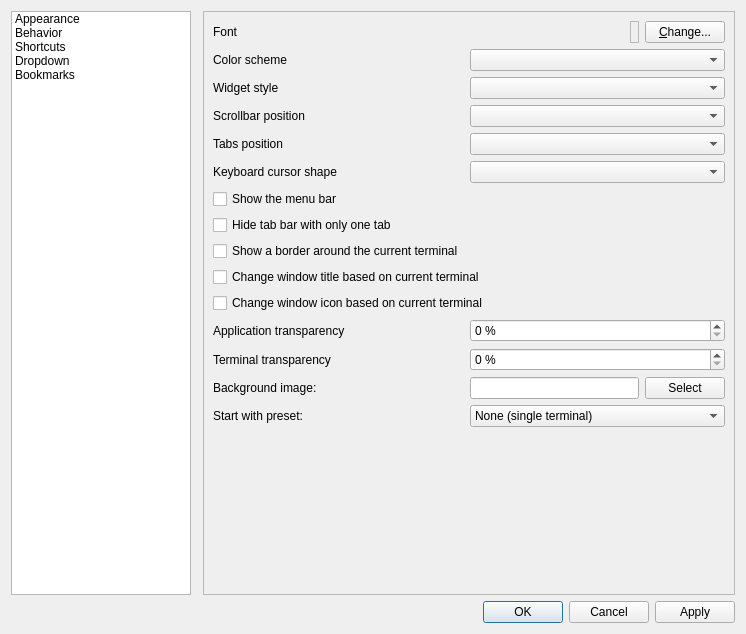
This is src/forms/propertiesdialog.ui in lxqt/qterminal as Qt 5 draws it before an edit. The edited form follows.
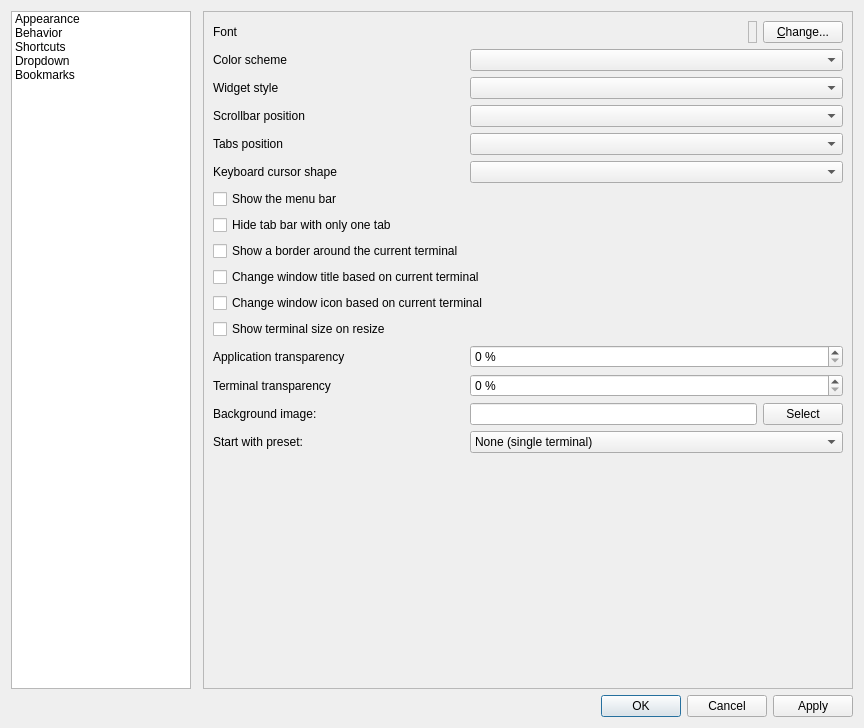
This is the edited form.

Commit message: new config: show terminal size on resize

The edit to the form file:
```diff
--- a/src/forms/propertiesdialog.ui
+++ b/src/forms/propertiesdialog.ui
@@ -6,8 +6,8 @@
    <rect>
     <x>0</x>
     <y>0</y>
-    <width>746</width>
-    <height>634</height>
+    <width>864</width>
+    <height>728</height>
    </rect>
   </property>
   <property name="windowTitle">
@@ -114,7 +114,7 @@
          </property>
         </widget>
        </item>
-       <item row="16" column="0">
+       <item row="17" column="0">
         <widget class="QLabel" name="label_9">
          <property name="text">
           <string>Start with preset:</string>
@@ -137,7 +137,7 @@
          </property>
         </widget>
        </item>
-       <item row="13" column="0">
+       <item row="14" column="0">
         <widget class="QLabel" name="label">
          <property name="text">
           <string>Terminal transparency</string>
@@ -147,7 +147,7 @@
          </property>
         </widget>
        </item>
-       <item row="12" column="0">
+       <item row="13" column="0">
         <widget class="QLabel" name="label_4">
          <property name="text">
           <string>Application transparency</string>
@@ -157,7 +157,7 @@
          </property>
         </widget>
        </item>
-       <item row="16" column="1">
+       <item row="17" column="1">
         <widget class="QComboBox" name="terminalPresetComboBox">
          <item>
           <property name="text">
@@ -181,7 +181,7 @@
          </item>
         </widget>
        </item>
-       <item row="12" column="1">
+       <item row="13" column="1">
         <widget class="QSpinBox" name="appTransparencyBox">
          <property name="suffix">
           <string> %</string>
@@ -274,7 +274,7 @@
        <item row="6" column="1">
         <widget class="QComboBox" name="keybCursorShape_comboBox"/>
        </item>
-       <item row="13" column="1">
+       <item row="14" column="1">
         <widget class="QSpinBox" name="termTransparencyBox">
          <property name="suffix">
           <string> %</string>
@@ -300,7 +300,7 @@
          </property>
         </widget>
        </item>
-       <item row="17" column="0" colspan="2">
+       <item row="18" column="0" colspan="2">
         <spacer name="verticalSpacer_3">
          <property name="orientation">
           <enum>Qt::Vertical</enum>
@@ -344,14 +344,14 @@
          </property>
         </widget>
        </item>
-       <item row="15" column="0">
+       <item row="16" column="0">
         <widget class="QLabel" name="label_13">
          <property name="text">
           <string>Background image:</string>
          </property>
         </widget>
        </item>
-       <item row="15" column="1">
+       <item row="16" column="1">
         <layout class="QHBoxLayout" name="horizontalLayout_3">
          <item>
           <widget class="QLineEdit" name="backgroundImageLineEdit"/>
@@ -365,6 +365,13 @@
          </item>
         </layout>
        </item>
+       <item row="12" column="0">
+        <widget class="QCheckBox" name="showTerminalSizeHintCheckBox">
+         <property name="text">
+          <string>Show terminal size on resize</string>
+         </property>
+        </widget>
+       </item>
       </layout>
      </widget>
      <widget class="QWidget" name="behaviorPage">
```
The commit also changes 4 other files.
